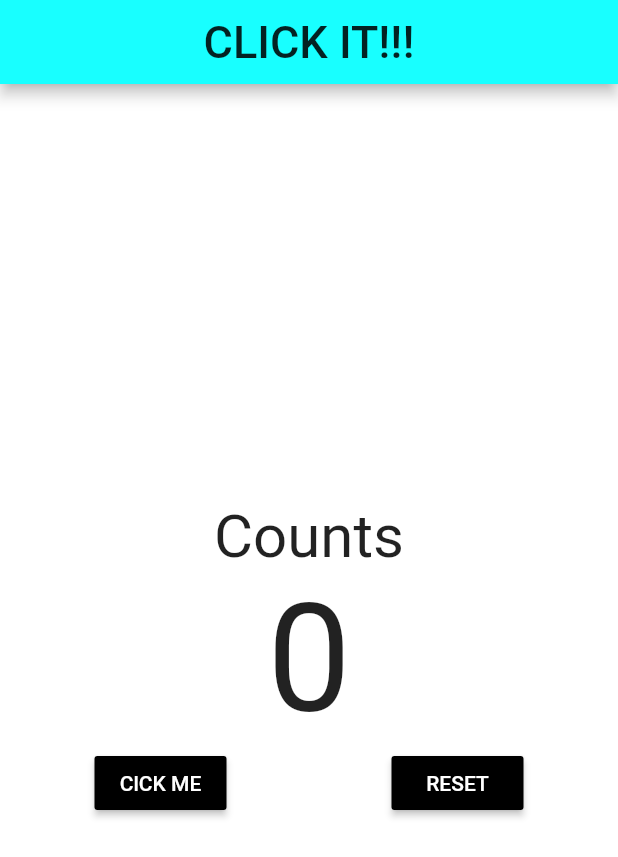
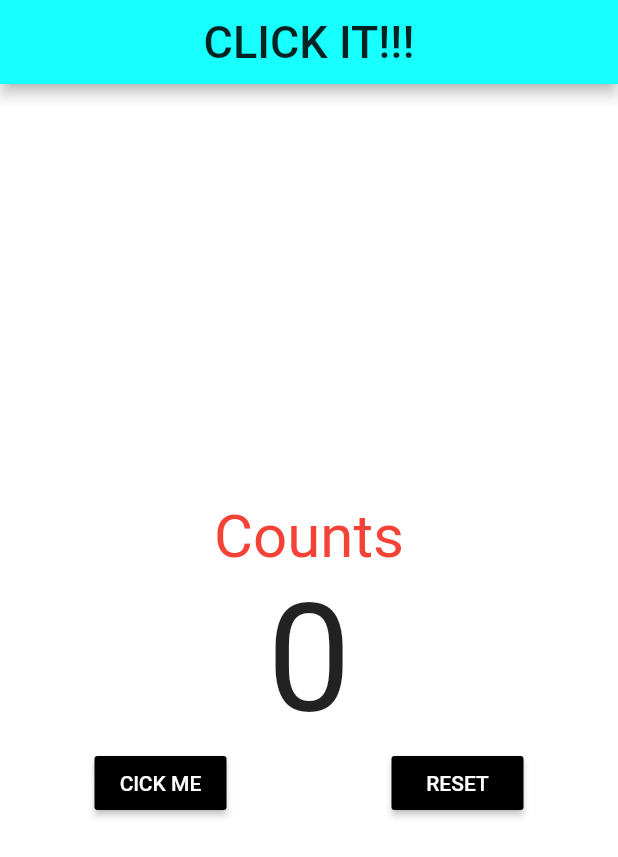
Before and after one commit to Shahidkhatrii/Shahidkhatrii, a Flutter app: the screen it shows after launch, on a phone screen of 412 x 824 dp. Shown: the top 857 px of the screen. Run offline on Flutter 3.47's test engine with Material 2 defaults, Android fonts, the phone set to English and light mode, and no system bars.

```diff
--- a/lib/main.dart
+++ b/lib/main.dart
@@ -44,7 +44,7 @@ class _HomepageState extends State<Homepage> {
             mainAxisAlignment: MainAxisAlignment.center,
             children: [
               Text("Counts",style: TextStyle(
-                color: Colors.black87,
+                color: Colors.red,
                 fontSize: 40,
               ),),
 
```
